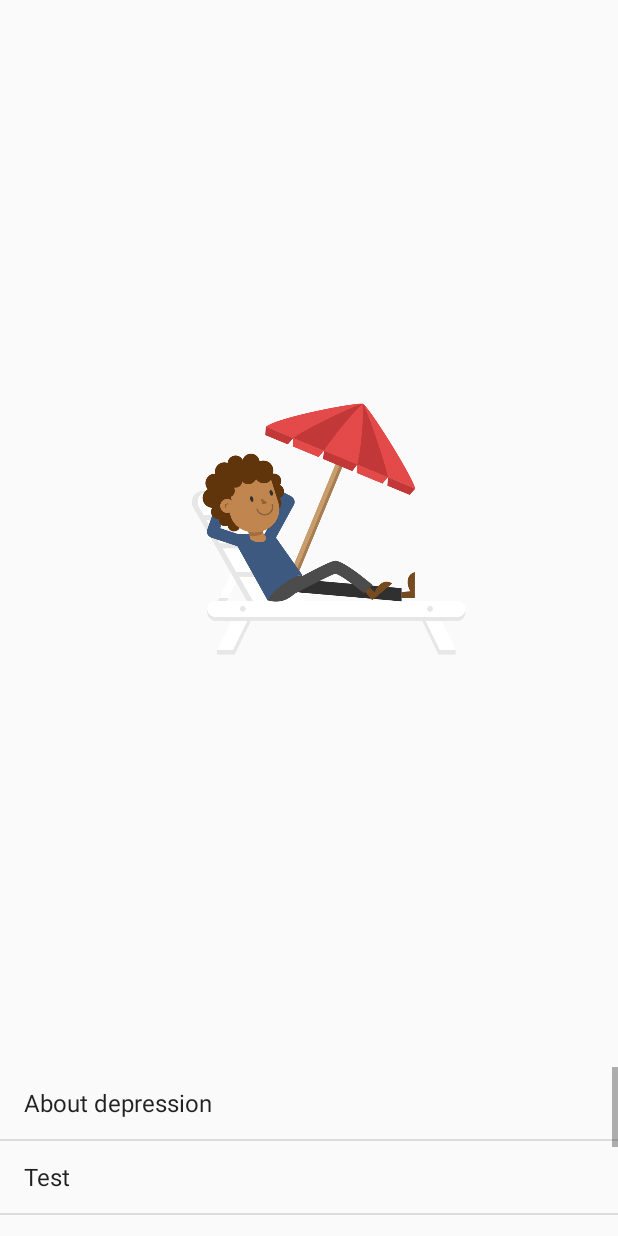
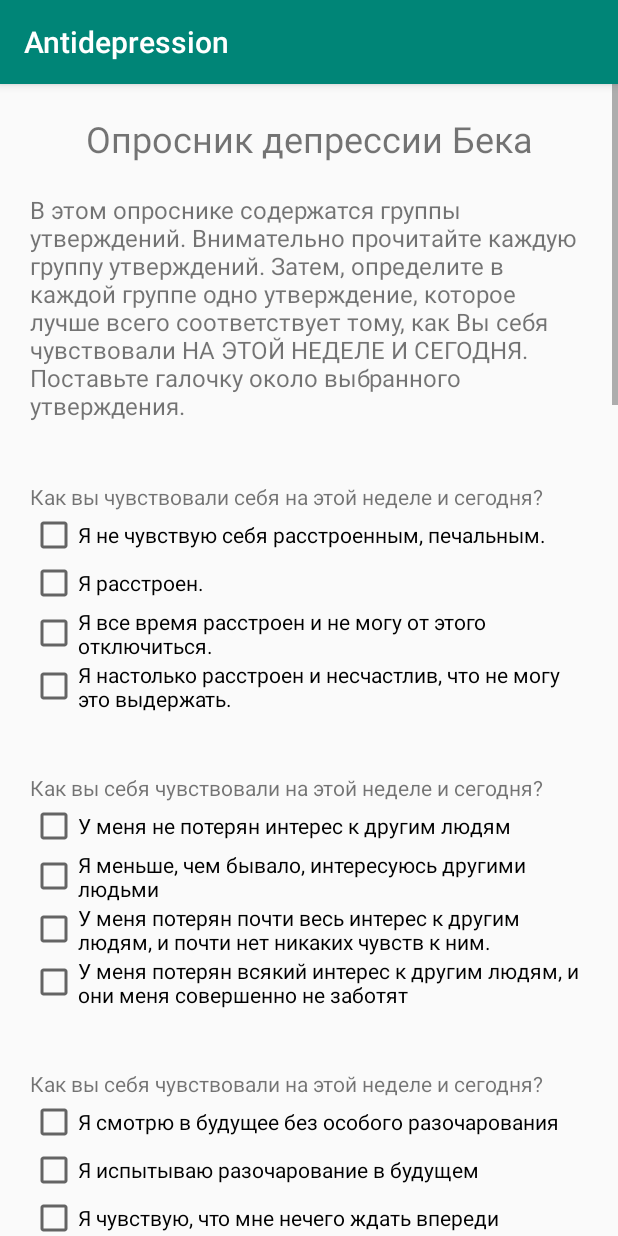
Before and after one commit to Zharkovsky/Antidepression, an Android app: the screen it shows after launch (MainActivity before the commit, TestActivity after it), after a tap on "Test", on a phone screen of 412 x 824 dp. Run offline under Robolectric (Android 15) with nearby library versions, the phone set to English and light mode, and no system bars; 1 other tap on this screen came first.

Commit message:
Added a "Test" activity and a test

```diff
--- a/app/src/main/AndroidManifest.xml
+++ b/app/src/main/AndroidManifest.xml
@@ -10,6 +10,7 @@
         android:supportsRtl="true"
         android:theme="@style/AppTheme">
         <activity android:name=".PleasureActivity"></activity>
+        <activity android:name=".TestActivity" />
         <activity android:name=".AboutDepressionActivity" />
         <activity android:name=".MainActivity">
             <intent-filter>
--- a/app/src/main/java/com/example/antidepression/MainActivity.java
+++ b/app/src/main/java/com/example/antidepression/MainActivity.java
@@ -36,9 +36,9 @@ public class MainActivity extends ListActivity {
                     case "About depression":
                         intent = new Intent(getApplicationContext(), AboutDepressionActivity.class);
                         break;
-//                    case "Test":
-//                        intent = new Intent(getApplicationContext(), TestActivity.class);
-//                        break;
+                    case "Test":
+                        intent = new Intent(getApplicationContext(), TestActivity.class);
+                        break;
 //                    case "Advices":
 //                        intent = new Intent(getApplicationContext(), AdviceScreenSlidePagerActivity.class);
 //                        break;
--- /dev/null
+++ b/app/src/main/java/com/example/antidepression/TestActivity.java
@@ -0,0 +1,219 @@
+package com.example.antidepression;
+
+import android.app.Dialog;
+import android.os.Bundle;
+import android.view.Gravity;
+import android.view.View;
+import android.widget.Button;
+import android.widget.CheckBox;
+import android.widget.CompoundButton;
+import android.widget.LinearLayout;
+import android.widget.TextView;
+
+import androidx.appcompat.app.AppCompatActivity;
+
+public class TestActivity extends AppCompatActivity {
+    public int finalSum = 0;
+
+    private Question[] _questions;
+
+    @Override
+    protected void onCreate(Bundle savedInstanceState) {
+        super.onCreate(savedInstanceState);
+
+        loadTest();
+
+        setContentView(R.layout.activity_test);
+
+        LinearLayout basicLayout = (LinearLayout) findViewById(R.id.basicLayout);
+        for (Question question : _questions) {
+            LinearLayout questionLayout = CreateQuestion(question);
+            basicLayout.addView(questionLayout);
+        }
+    }
+
+    private LinearLayout CreateQuestion(Question question) {
+        LinearLayout parent = new LinearLayout(this);
+        parent.setLayoutParams(new LinearLayout.LayoutParams(LinearLayout.LayoutParams.MATCH_PARENT, LinearLayout.LayoutParams.WRAP_CONTENT));
+        parent.setOrientation(LinearLayout.VERTICAL);
+        LinearLayout.LayoutParams parentParams = (LinearLayout.LayoutParams) parent.getLayoutParams();
+        parentParams.setMargins(30, 30, 30, 30);
+
+        TextView questionText = new TextView(this);
+        questionText.setText(question.Question);
+
+        LinearLayout answers = new LinearLayout(this);
+        answers.setLayoutParams(new LinearLayout.LayoutParams(LinearLayout.LayoutParams.MATCH_PARENT, LinearLayout.LayoutParams.WRAP_CONTENT));
+        answers.setOrientation(LinearLayout.VERTICAL);
+
+        final CheckBox checkBox1 = new CheckBox(this);
+        checkBox1.setText(question.Answer1);
+        answers.addView(checkBox1);
+
+        final CheckBox checkBox2 = new CheckBox(this);
+        checkBox2.setText(question.Answer2);
+        answers.addView(checkBox2);
+
+        final CheckBox checkBox3 = new CheckBox(this);
+        checkBox3.setText(question.Answer3);
+        answers.addView(checkBox3);
+
+        final CheckBox checkBox4 = new CheckBox(this);
+        checkBox4.setText(question.Answer4);
+        answers.addView(checkBox4);
+
+
+        checkBox1.setOnCheckedChangeListener(new CompoundButton.OnCheckedChangeListener() {
+            @Override
+            public void onCheckedChanged(CompoundButton buttonView, boolean isChecked) {
+                if (isChecked) {
+                    checkBox2.setChecked(false);
+                    checkBox3.setChecked(false);
+                    checkBox4.setChecked(false);
+
+                    finalSum += 1;
+                } else {
+                    finalSum -= 1;
+                }
+            }
+        });
+
+        checkBox2.setOnCheckedChangeListener(new CompoundButton.OnCheckedChangeListener() {
+            @Override
+            public void onCheckedChanged(CompoundButton buttonView, boolean isChecked) {
+                if (isChecked) {
+                    checkBox1.setChecked(false);
+                    checkBox3.setChecked(false);
+                    checkBox4.setChecked(false);
+
+                    finalSum += 2;
+                } else {
+                    finalSum -= 2;
+                }
+            }
+        });
+
+        checkBox3.setOnCheckedChangeListener(new CompoundButton.OnCheckedChangeListener() {
+            @Override
+            public void onCheckedChanged(CompoundButton buttonView, boolean isChecked) {
+                if (isChecked) {
+                    checkBox1.setChecked(false);
+                    checkBox2.setChecked(false);
+                    checkBox4.setChecked(false);
+
+                    finalSum += 3;
+                } else {
+                    finalSum -= 3;
+                }
+            }
+        });
+
+        checkBox4.setOnCheckedChangeListener(new CompoundButton.OnCheckedChangeListener() {
+            @Override
+            public void onCheckedChanged(CompoundButton buttonView, boolean isChecked) {
+                if (isChecked) {
+                    checkBox1.setChecked(false);
+                    checkBox2.setChecked(false);
+                    checkBox3.setChecked(false);
+
+                    finalSum += 4;
+                } else {
+                    finalSum -= 4;
+                }
+            }
+        });
+
+        parent.addView(questionText);
+        parent.addView(answers);
+
+        return parent;
+    }
+
+    private void loadTest() {
+        this._questions = new Question[]{
+                new Question("Как вы чувствовали себя на этой неделе и сегодня?",
+                        "Я не чувствую себя расстроенным, печальным.",
+                        "Я расстроен.",
+                        "Я все время расстроен и не могу от этого отключиться.",
+                        "Я настолько расстроен и несчастлив, что не могу это выдержать."),
+                new Question("Как вы себя чувствовали на этой неделе и сегодня?",
+                        "У меня не потерян интерес к другим людям",
+                        "Я меньше, чем бывало, интересуюсь другими людьми",
+                        "У меня потерян почти весь интерес к другим людям, и почти нет никаких чувств к ним.",
+                        "У меня потерян всякий интерес к другим людям, и они меня совершенно не заботят"),
+                new Question("Как вы себя чувствовали на этой неделе и сегодня?",
+                        "Я смотрю в будущее без особого разочарования",
+                        "Я испытываю разочарование в будущем",
+                        "Я чувствую, что мне нечего ждать впереди",
+                        "Я чувствую, что будущее безнадёжно и поворота к лучшему быть не может\""),
+                new Question("Как вы себя чувствовали на этой неделе и сегодня?",
+                        "Я принимаю решения примерно также легко, как всегда.",
+                        "Я пытаюсь отсрочить принятие решений.",
+                        "Принятие решений представляет для меня огромную трудность.",
+                        "Я больше совсем не могу принимать решения."),
+                new Question("Как вы себя чувствовали на этой неделе и сегодня?",
+                        "Я не чувствую себя неудачником.",
+                        "Я чувствую, что неудачи случались у меня чаще, чем у других людей.",
+                        "Когда оглядываюсь на свою жизнь, я вижу лишь цепь неудач.",
+                        "Я чувствую, что потерпел неудачу как личность (родитель, муж, жена)."),
+                new Question("Как вы себя чувствовали на этой неделе и сегодня?",
+                        "Я не чувствую, что выгляжу сколько-нибудь хуже, чем обычно.",
+                        "Меня беспокоит то, что выгляжу старо и непривлекательно.",
+                        "Я чувствую, что в моём внешнем виде происходят постоянные изменения, делающие меня непривлекательными.",
+                        "Я чувствую, что выгляжу гадко или отталкивающе."),
+                new Question("Как вы себя чувствовали на этой неделе и сегодня?",
+                        "Я не испытываю никакой особенной неудовлетворённости.",
+                        "Ничто не радует меня так, как раньше.",
+                        "Ничто больше не даёт мне удовлетворения.",
+                        "Меня не удовлетворяет всё."),
+                new Question("Как вы себя чувствовали на этой неделе и сегодня?",
+                        "Я могу работать примерно также хорошо, как и раньше.",
+                        "Мне нужно делать дополнительные усилия, чтобы что-то сделать.",
+                        "Я не могу выполнять никакую работу.",
+                        "Я не могу выполнять никакую работу."),
+                new Question("Как вы себя чувствовали на этой неделе и сегодня?",
+                        "Я не чувствую никакой особенной вины.",
+                        "Большую часть времени я чувствую себя скверным и ничтожным.",
+                        "У меня довольно сильное чувство вины.",
+                        "Я чувствую себя очень скверным и никчемным."),
+                new Question("Как вы себя чувствовали на этой неделе и сегодня?",
+                        "Я устаю ничуть не больше, чем обычно.",
+                        "Я устаю быстрее, чем раньше.",
+                        "Я устаю от любого занятия.",
+                        "Я устал чем бы то ни было заниматься."),
+                new Question("Как вы себя чувствовали на этой неделе и сегодня?",
+                        "Я не испытываю разочарования в себе.",
+                        "Я разочарован в себе.",
+                        "У меня отвращение к себе.",
+                        "Я ненавижу себя."),
+                new Question("Как вы себя чувствовали на этой неделе и сегодня?",
+                        "Мой аппетит не хуже, чем обычно.",
+                        "Мой аппетит не так хорош, как бывало",
+                        "Мой аппетит теперь гораздо хуже.",
+                        "У меня совсем нет аппетита."),
+                new Question("Как вы себя чувствовали на этой неделе и сегодня?",
+                        "У меня нет никаких мыслей о самоповреждении.",
+                        "Я чувствую, что мне было бы лучше умереть.",
+                        "У меня есть определённые планы совершения самоубийства.",
+                        "Я покончу с собой при первой возможности."),
+        };
+    }
+
+    private class Question {
+        public String Question;
+        public String Answer1;
+        public String Answer2;
+        public String Answer3;
+        public String Answer4;
+
+        public Question(String question, String answer1, String answer2, String answer3, String answer4) {
+            this.Question = question;
+            this.Answer1 = answer1;
+            this.Answer2 = answer2;
+            this.Answer3 = answer3;
+            this.Answer4 = answer4;
+        }
+    }
+
+
+}
--- /dev/null
+++ b/app/src/main/res/layout/activity_test.xml
@@ -0,0 +1,37 @@
+<?xml version="1.0" encoding="utf-8"?>
+<LinearLayout xmlns:android="http://schemas.android.com/apk/res/android"
+    android:layout_width="fill_parent"
+    android:layout_height="fill_parent">
+
+    <ScrollView
+        android:layout_width="fill_parent"
+        android:layout_height="wrap_content">
+
+        <LinearLayout
+            android:id="@+id/basicLayout"
+            android:layout_width="match_parent"
+            android:layout_height="match_parent"
+            android:orientation="vertical">
+
+            <TextView
+                android:id="@+id/textViewTest"
+                android:layout_width="match_parent"
+                android:layout_height="wrap_content"
+                android:text="Опросник депрессии Бека"
+                android:textSize="24dp"
+                android:textAlignment="center"
+                android:layout_marginTop="20dp"/>
+
+            <TextView
+                android:id="@+id/textViewTestDescription"
+                android:layout_width="match_parent"
+                android:layout_height="wrap_content"
+                android:text="В этом опроснике содержатся группы утверждений. Внимательно прочитайте каждую группу утверждений. Затем, определите в каждой группе одно утверждение, которое лучше всего соответствует тому, как Вы себя чувствовали НА ЭТОЙ НЕДЕЛЕ И СЕГОДНЯ. Поставьте галочку около выбранного утверждения."
+                android:textSize="16dp"
+                android:layout_margin="30px"
+                android:layout_marginTop="0px"/>
+
+        </LinearLayout>
+    </ScrollView>
+
+</LinearLayout>
```
